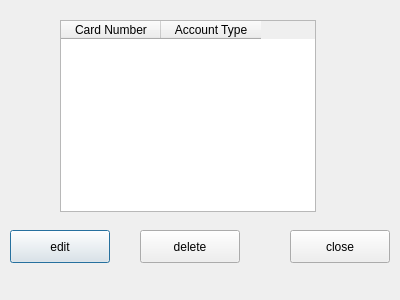
First picture: the form in editcardswindow.ui, repository anashaybani/Bank, before the edit.
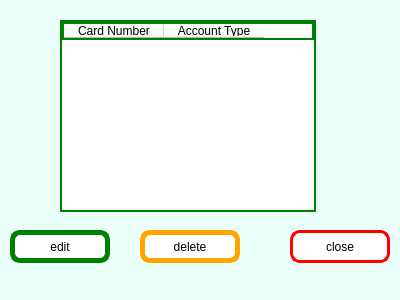
Second picture: the form after the edit.

Diff of the .ui file:
```diff
--- a/editcardswindow.ui
+++ b/editcardswindow.ui
@@ -13,6 +13,10 @@
   <property name="windowTitle">
    <string>Dialog</string>
   </property>
+  <property name="styleSheet">
+   <string notr="true">background-color: rgb(234, 255, 250);
+color: rgb(0, 0, 0);</string>
+  </property>
   <widget class="QTableWidget" name="cardsTable">
    <property name="geometry">
     <rect>
@@ -22,6 +26,14 @@
      <height>192</height>
     </rect>
    </property>
+   <property name="styleSheet">
+    <string notr="true">border:2px solid green;
+font: 10pt &quot;Segoe UI&quot;;
+background: rgb(255, 255, 255);
+color: rgb(0, 0, 0);
+gridline-color: rgb(0, 0, 0);
+</string>
+   </property>
    <column>
     <property name="text">
      <string>Card Number</string>
@@ -42,6 +54,14 @@
      <height>33</height>
     </rect>
    </property>
+   <property name="styleSheet">
+    <string notr="true">border:5px solid green;
+font: 10pt &quot;Segoe UI&quot;;
+background: rgb(255, 255, 255);
+color: rgb(0, 0, 0);
+gridline-color: rgb(0, 0, 0);
+border-radius:10px;</string>
+   </property>
    <property name="text">
     <string>edit</string>
    </property>
@@ -55,6 +75,14 @@
      <height>33</height>
     </rect>
    </property>
+   <property name="styleSheet">
+    <string notr="true">border:3px solid red;
+font: 10pt &quot;Segoe UI&quot;;
+background: rgb(255, 255, 255);
+color: rgb(0, 0, 0);
+gridline-color: rgb(0, 0, 0);
+border-radius:10px;</string>
+   </property>
    <property name="text">
     <string>close</string>
    </property>
@@ -68,6 +96,14 @@
      <height>33</height>
     </rect>
    </property>
+   <property name="styleSheet">
+    <string notr="true">border:5px solid orange;
+font: 10pt &quot;Segoe UI&quot;;
+background: rgb(255, 255, 255);
+color: rgb(0, 0, 0);
+gridline-color: rgb(0, 0, 0);
+border-radius:10px;</string>
+   </property>
    <property name="text">
     <string>delete</string>
    </property>
```
